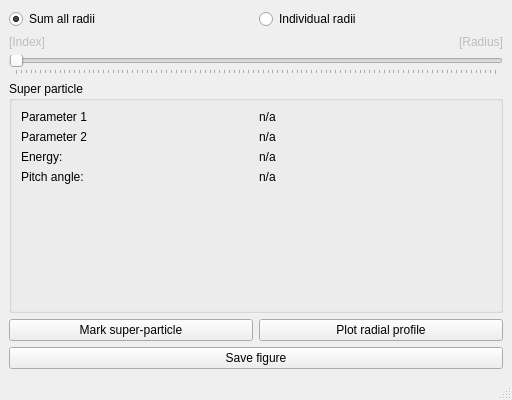
The window that gui/ui/green/r12.ui (hoppe93/softplot) describes before a commit, drawn with Qt 5.
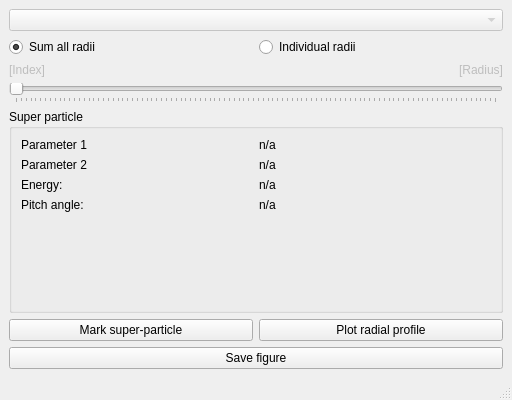
The same window after the commit.

Commit message: Added support for polarization quantities in 'r12' GUI

```diff
--- a/gui/ui/green/r12.ui
+++ b/gui/ui/green/r12.ui
@@ -15,6 +15,13 @@
   </property>
   <widget class="QWidget" name="centralwidget">
    <layout class="QVBoxLayout" name="verticalLayout">
+    <item>
+     <widget class="QComboBox" name="cbRadiationType">
+      <property name="enabled">
+       <bool>false</bool>
+      </property>
+     </widget>
+    </item>
     <item>
      <layout class="QHBoxLayout" name="horizontalLayout_2">
       <item>
```
The commit also changes 2 other files.
